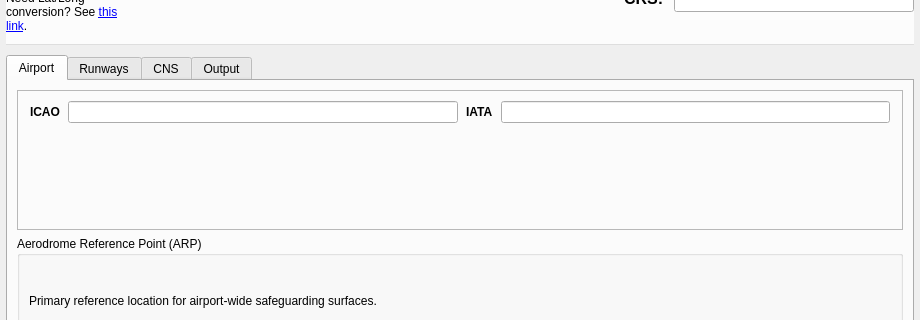
Qt form safeguarding_builder_dialog_base.ui (camtodd1/prj-lucid) before a commit; both pictures show x 0 to 920 and y 89 to 409 of the 920 by 680 pixel window.
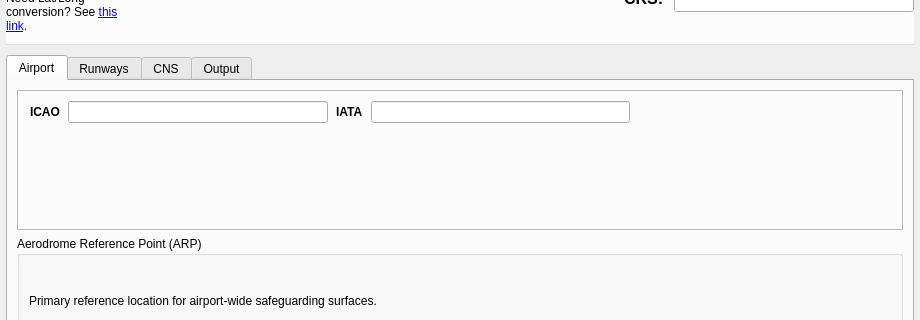
The same form after that commit. Custom widgets are drawn as their Qt base class.

```diff
--- a/safeguarding_builder_dialog_base.ui
+++ b/safeguarding_builder_dialog_base.ui
@@ -237,7 +237,7 @@
          <property name="frameShadow">
           <enum>QFrame::Plain</enum>
          </property>
-          <layout class="QGridLayout" name="gridLayout_airportIdentity">
+          <layout class="QVBoxLayout" name="verticalLayout_airportIdentity">
           <property name="leftMargin">
            <number>12</number>
           </property>
@@ -250,10 +250,12 @@
           <property name="bottomMargin">
            <number>10</number>
           </property>
+          <item>
+           <layout class="QHBoxLayout" name="horizontalLayout_airportName">
           <property name="spacing">
            <number>8</number>
           </property>
-          <item row="0" column="0">
+            <item>
            <widget class="QLabel" name="label_airport_name">
             <property name="font">
              <font>
@@ -266,14 +268,14 @@
             </property>
            </widget>
           </item>
-          <item row="0" column="1">
+            <item>
             <widget class="QLineEdit" name="lineEdit_airport_name">
             <property name="maxLength">
              <number>4</number>
             </property>
            </widget>
           </item>
-          <item row="0" column="2">
+            <item>
             <widget class="QLabel" name="label_iata_code">
             <property name="font">
              <font>
@@ -286,21 +288,36 @@
             </property>
            </widget>
           </item>
-          <item row="0" column="3">
+            <item>
             <widget class="QLineEdit" name="lineEdit_iata_code">
             <property name="maxLength">
              <number>3</number>
             </property>
            </widget>
           </item>
-          <item row="1" column="0" colspan="4">
+            <item>
+             <spacer name="horizontalSpacer_airportName">
+              <property name="orientation">
+               <enum>Qt::Horizontal</enum>
+              </property>
+              <property name="sizeHint" stdset="0">
+               <size>
+                <width>40</width>
+                <height>20</height>
+               </size>
+              </property>
+             </spacer>
+            </item>
+           </layout>
+          </item>
+          <item>
            <widget class="QLabel" name="label_airport_status">
             <property name="text">
              <string/>
             </property>
            </widget>
           </item>
-          <item row="2" column="0" colspan="4">
+          <item>
            <widget class="QLabel" name="label_airport_lookup">
             <property name="text">
              <string/>
```
Lines whose indentation alone changed are shown as unchanged.
